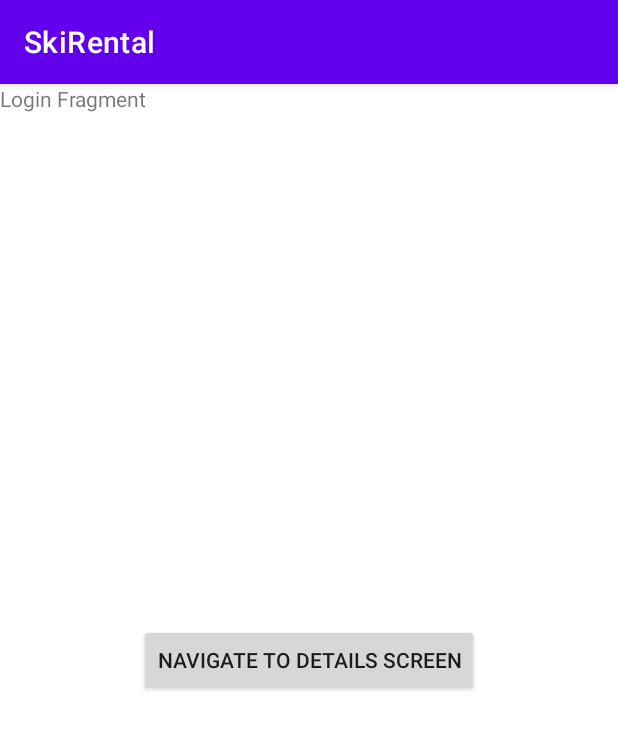
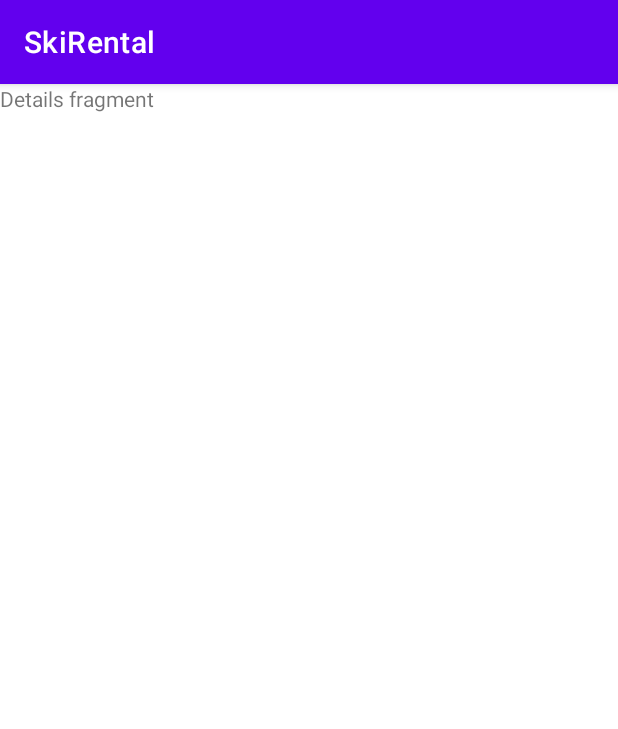
Before and after one commit to RiceanVlad/SkiRentalBachelorDegree, an Android app: the screen it shows after launch (MainActivity), on a phone screen of 412 x 824 dp. Shown: the top 729 px of the screen. Run offline under Robolectric (Android 15) with nearby library versions, the phone set to English and light mode, and no system bars.

Commit message:
-navigation works onCreateView

```diff
--- a/app/src/main/java/com/example/skirental/ui/fragments/LoginFragment.kt
+++ b/app/src/main/java/com/example/skirental/ui/fragments/LoginFragment.kt
@@ -6,6 +6,7 @@ import androidx.fragment.app.Fragment
 import android.view.LayoutInflater
 import android.view.View
 import android.view.ViewGroup
+import androidx.navigation.fragment.findNavController
 import com.example.skirental.viewmodels.LoginViewModel
 import com.example.skirental.R
 
@@ -21,6 +22,10 @@ class LoginFragment : Fragment() {
         inflater: LayoutInflater, container: ViewGroup?,
         savedInstanceState: Bundle?
     ): View? {
+
+        val action = LoginFragmentDirections.actionLoginFragmentToLoginDetailsFragment()
+        findNavController().navigate(action)
+
         return inflater.inflate(R.layout.login_fragment, container, false)
     }
 
--- a/app/src/main/res/layout/login_details_fragment.xml
+++ b/app/src/main/res/layout/login_details_fragment.xml
@@ -8,6 +8,6 @@
     <TextView
         android:layout_width="match_parent"
         android:layout_height="match_parent"
-        android:text="Hello" />
+        android:text="Details fragment" />
 
 </FrameLayout>
```
